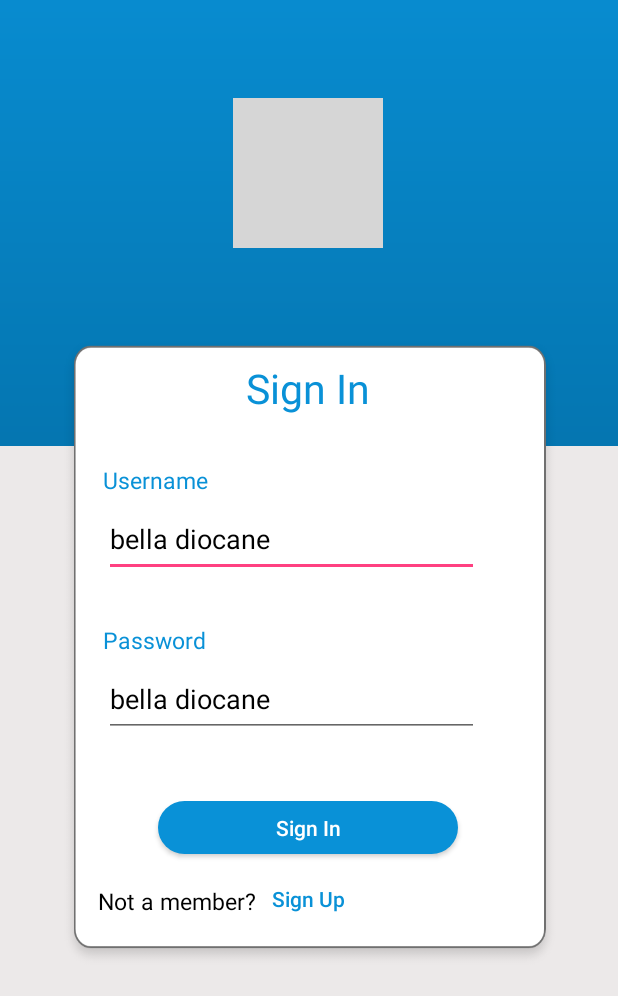
After one commit to ValerioGoretti/ChessEleven, an Android app: the LoginActivity screen opened directly, with no data from a screen before it, on a phone screen of 412 x 824 dp. The commit adds this screen. Shown: the top 996 px of the screen. Run offline under Robolectric (Android 15) with nearby library versions, the phone set to English and light mode, and no system bars; grey boxes are pictures that could not be loaded.

Commit message:
Login UI

```diff
--- a/Chess-master/app/build.gradle
+++ b/Chess-master/app/build.gradle
@@ -1,7 +1,7 @@
 apply plugin: 'com.android.application'
 
 android {
-    compileSdkVersion 25
+    compileSdkVersion 29
     buildToolsVersion "25.0.2"
     defaultConfig {
         applicationId "com.example.dipanshkhandelwal.chess"
--- a/Chess-master/app/src/main/AndroidManifest.xml
+++ b/Chess-master/app/src/main/AndroidManifest.xml
@@ -9,17 +9,16 @@
         android:label="@string/app_name"
         android:supportsRtl="true"
         android:theme="@style/AppTheme">
+        <activity android:name=".LoginActivity"></activity>
         <activity android:name=".Welcome">
             <intent-filter>
                 <action android:name="android.intent.action.MAIN" />
+
                 <category android:name="android.intent.category.LAUNCHER" />
-
             </intent-filter>
         </activity>
-        <activity android:name=".MainActivity"></activity>
-        <activity android:name=".FirstPage">
-
-        </activity>
+        <activity android:name=".MainActivity" />
+        <activity android:name=".FirstPage"></activity>
     </application>
 
 </manifest>
--- /dev/null
+++ b/Chess-master/app/src/main/java/com/example/dipanshkhandelwal/chess/LoginActivity.java
@@ -0,0 +1,13 @@
+package com.example.dipanshkhandelwal.chess;
+
+import android.support.v7.app.AppCompatActivity;
+import android.os.Bundle;
+
+public class LoginActivity extends AppCompatActivity {
+
+    @Override
+    protected void onCreate(Bundle savedInstanceState) {
+        super.onCreate(savedInstanceState);
+        setContentView(R.layout.activity_login);
+    }
+}
--- a/Chess-master/app/src/main/java/com/example/dipanshkhandelwal/chess/Welcome.java
+++ b/Chess-master/app/src/main/java/com/example/dipanshkhandelwal/chess/Welcome.java
@@ -1,13 +1,26 @@
 package com.example.dipanshkhandelwal.chess;
 
+import android.content.Intent;
 import android.support.v7.app.AppCompatActivity;
 import android.os.Bundle;
+import android.support.v7.app.AppCompatDelegate;
+import android.view.View;
+import android.widget.Button;
 
 public class Welcome extends AppCompatActivity {
 
     @Override
     protected void onCreate(Bundle savedInstanceState) {
+        AppCompatDelegate.setDefaultNightMode(AppCompatDelegate.MODE_NIGHT_NO);
         super.onCreate(savedInstanceState);
         setContentView(R.layout.activity_welcome);
+        Button signInButton=(Button) findViewById(R.id.login_welcome);
+        signInButton.setOnClickListener(new View.OnClickListener() {
+            @Override
+            public void onClick(View v) {
+                Intent intent = new Intent(getBaseContext(), LoginActivity.class);
+                startActivity(intent);
+            }
+        });
     }
 }
--- /dev/null
+++ b/Chess-master/app/src/main/res/layout/activity_login.xml
@@ -0,0 +1,139 @@
+<?xml version="1.0" encoding="utf-8"?>
+<android.support.constraint.ConstraintLayout xmlns:android="http://schemas.android.com/apk/res/android"
+    xmlns:app="http://schemas.android.com/apk/res-auto"
+    xmlns:tools="http://schemas.android.com/tools"
+    android:layout_width="match_parent"
+    android:layout_height="match_parent"
+    tools:context=".LoginActivity"
+    android:background="@drawable/login_background">
+
+    <ImageView
+        android:id="@+id/imageView4"
+        android:layout_width="100dp"
+        android:layout_height="100dp"
+        android:background="@drawable/chesslogo"
+        app:layout_constraintBottom_toBottomOf="parent"
+        app:layout_constraintEnd_toEndOf="parent"
+        app:layout_constraintHorizontal_bias="0.498"
+        app:layout_constraintStart_toStartOf="parent"
+        app:layout_constraintTop_toTopOf="parent"
+        app:layout_constraintVertical_bias="0.09"></ImageView>
+
+
+    <TextView
+        android:id="@+id/textView3"
+        android:layout_width="wrap_content"
+        android:layout_height="wrap_content"
+        android:text="Sign In"
+        android:textColor="#0991D7"
+        android:textSize="27dp"
+        app:layout_constraintBottom_toBottomOf="parent"
+        app:layout_constraintEnd_toEndOf="parent"
+        app:layout_constraintHorizontal_bias="0.498"
+        app:layout_constraintStart_toStartOf="parent"
+        app:layout_constraintTop_toBottomOf="@+id/imageView4"
+        app:layout_constraintVertical_bias="0.12">
+
+
+    </TextView>
+
+    <TextView
+        android:id="@+id/textView"
+        android:layout_width="wrap_content"
+        android:layout_height="wrap_content"
+        android:text="Username"
+        android:textColor="#0991D7"
+        android:textSize="15dp"
+        app:layout_constraintBottom_toBottomOf="parent"
+        app:layout_constraintEnd_toEndOf="parent"
+        app:layout_constraintHorizontal_bias="0.2"
+        app:layout_constraintStart_toStartOf="parent"
+        app:layout_constraintTop_toTopOf="parent"
+        app:layout_constraintVertical_bias="0.385"></TextView>
+
+    <EditText
+        android:layout_width="250dp"
+        android:layout_height="50dp"
+        android:text="bella diocane"
+        android:textColor="#000000"
+        app:layout_constraintBottom_toBottomOf="parent"
+        app:layout_constraintEnd_toEndOf="parent"
+        app:layout_constraintHorizontal_bias="0.428"
+        app:layout_constraintStart_toStartOf="parent"
+        app:layout_constraintTop_toTopOf="@id/textView"
+        app:layout_constraintVertical_bias="0"
+        android:layout_marginTop="25dp"></EditText>
+
+    <TextView
+        android:id="@+id/textView2"
+        android:layout_width="wrap_content"
+        android:layout_height="wrap_content"
+        android:text="Password"
+        android:textColor="#0991D7"
+        android:textSize="15dp"
+        app:layout_constraintBottom_toBottomOf="parent"
+        app:layout_constraintEnd_toEndOf="parent"
+        app:layout_constraintHorizontal_bias="0.2"
+        app:layout_constraintStart_toStartOf="parent"
+        app:layout_constraintTop_toTopOf="parent"
+        app:layout_constraintVertical_bias="0.518"></TextView>
+
+    <EditText
+        android:layout_width="250dp"
+        android:layout_height="50dp"
+        android:text="bella diocane"
+        android:textColor="#000000"
+        app:layout_constraintBottom_toBottomOf="parent"
+        app:layout_constraintEnd_toEndOf="parent"
+        app:layout_constraintHorizontal_bias="0.428"
+        app:layout_constraintStart_toStartOf="parent"
+        app:layout_constraintTop_toTopOf="@id/textView2"
+        app:layout_constraintVertical_bias="0"
+        android:layout_marginTop="25dp"></EditText>
+
+    <Button
+        android:id="@+id/button2"
+        android:layout_width="200dp"
+        android:layout_height="35dp"
+        android:background="@drawable/button_blue_shape"
+        android:text="Sign In"
+        android:textAllCaps="false"
+        android:textColor="#ffff"
+        app:layout_constraintBottom_toBottomOf="parent"
+        app:layout_constraintEnd_toEndOf="parent"
+        app:layout_constraintHorizontal_bias="0.497"
+        app:layout_constraintStart_toStartOf="parent"
+        app:layout_constraintTop_toBottomOf="@+id/textView2"
+        app:layout_constraintVertical_bias="0.276"></Button>
+
+    <TextView
+        android:id="@+id/textView4"
+        android:layout_width="wrap_content"
+        android:layout_height="wrap_content"
+        android:text="Not a member?"
+        android:textColor="#000000"
+
+        android:textSize="15dp"
+        app:layout_constraintBottom_toBottomOf="parent"
+        app:layout_constraintEnd_toEndOf="parent"
+        app:layout_constraintHorizontal_bias="0.213"
+        app:layout_constraintStart_toStartOf="parent"
+        app:layout_constraintTop_toBottomOf="@+id/button2"
+        app:layout_constraintVertical_bias="0.089"></TextView>
+
+    <Button
+        android:layout_width="70dp"
+        android:layout_height="20dp"
+        android:background="#ffff"
+        android:text="Sign Up"
+        android:textColor="#0991D7"
+        app:layout_constraintBottom_toBottomOf="parent"
+        app:layout_constraintEnd_toEndOf="parent"
+        app:layout_constraintHorizontal_bias="0.0"
+        android:textAllCaps="false"
+        style="?android:attr/borderlessButtonStyle"
+        app:layout_constraintStart_toEndOf="@+id/textView4"
+        app:layout_constraintTop_toBottomOf="@+id/button2"
+        app:layout_constraintVertical_bias="0.084"></Button>
+
+</android.support.constraint.ConstraintLayout>
--- a/Chess-master/app/src/main/res/values/styles.xml
+++ b/Chess-master/app/src/main/res/values/styles.xml
@@ -1,11 +1,13 @@
-<resources>
+<resources xmlns:tools="http://schemas.android.com/tools">
 
     <!-- Base application theme. -->
-    <style name="AppTheme" parent="Theme.AppCompat.DayNight.NoActionBar">
+    <style name="AppTheme" parent="Theme.AppCompat.Light.NoActionBar">
         <!-- Customize your theme here. -->
         <item name="colorPrimary">@color/colorPrimary</item>
         <item name="colorPrimaryDark">@color/colorPrimaryDark</item>
         <item name="colorAccent">@color/colorAccent</item>
+        <item name="android:forceDarkAllowed" tools:targetApi="q">false</item>
     </style>
 
+
 </resources>
```
Also changed, not shown: Chess-master/app/src/main/res/drawable-xhdpi/line.png (added), Chess-master/app/src/main/res/drawable-xhdpi/login_background.png (added).
